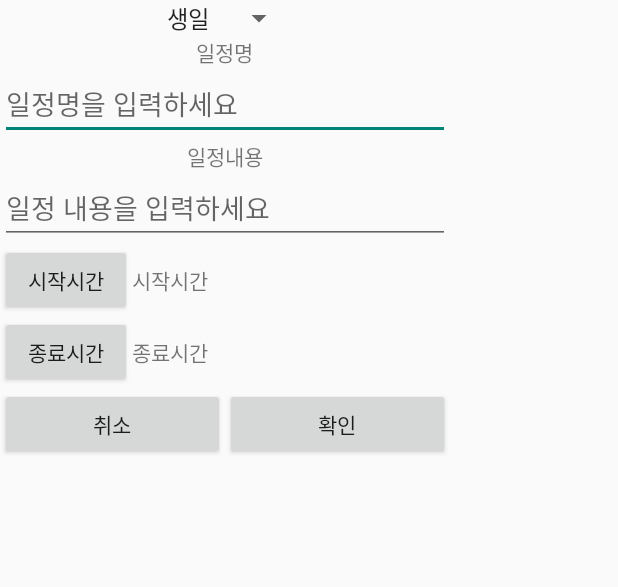
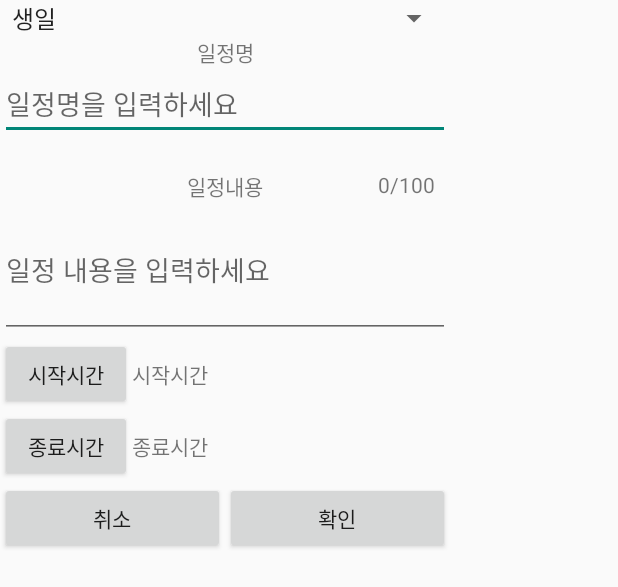
Before and after one commit to NanaYoungg/FamStory, an Android app: the layout calendar_dialog.xml on its own in the app's theme, with its tools: preview values and no code run, on a phone screen of 412 x 824 dp. Shown: the top 587 px of the screen. Run offline under Robolectric (Android 15) with nearby library versions, the phone set to English and light mode, and no system bars.

Commit message:
다이얼로그 인터페이스 수정 버튼 중복 오류 제거

```diff
--- a/app/src/main/res/layout/calendar_dialog.xml
+++ b/app/src/main/res/layout/calendar_dialog.xml
@@ -1,34 +1,61 @@
 <?xml version="1.0" encoding="utf-8"?>
 <LinearLayout xmlns:android="http://schemas.android.com/apk/res/android"
-    android:layout_width="300dp"
-    xmlns:tools="http://schemas.android.com/tools"
+    android:layout_width="wrap_content"
     android:orientation="vertical"
-    android:gravity="center"
     android:layout_height="wrap_content">
 
+
     <Spinner
-        android:layout_width="wrap_content"
+        android:id="@+id/spinner"
+        android:layout_width="300dp"
         android:layout_height="wrap_content"
         android:entries="@array/arr"/>
+
     <TextView
-        android:layout_width="wrap_content"
+        android:layout_width="72dp"
         android:layout_height="wrap_content"
-        android:text="일정명"/>
+        android:layout_gravity="center"
+        android:gravity="center"
+        android:text="일정명" />
+
     <EditText
         android:id="@+id/view_more_title_et"
         android:hint="일정명을 입력하세요"
+        android:layout_marginBottom="20dp"
         android:layout_width="match_parent"
         android:layout_height="wrap_content"/>
-    <TextView
-        android:layout_width="wrap_content"
+    <RelativeLayout
+        android:layout_width="match_parent"
         android:layout_height="wrap_content"
-        android:text="일정내용"/>
+        >
+
+        <TextView
+            android:layout_width="wrap_content"
+            android:layout_height="wrap_content"
+            android:layout_alignParentTop="true"
+            android:layout_centerHorizontal="true"
+
+            android:text="일정내용"/>
+        <TextView
+            android:id="@+id/description_set_text"
+            android:layout_width="wrap_content"
+            android:layout_height="wrap_content"
+            android:layout_alignParentEnd="true"
+            android:layout_marginRight="10dp"
+            android:gravity="bottom"
+            android:text="0/100"/>
+    </RelativeLayout>
 
     <EditText
         android:id="@+id/view_more_description_et"
         android:hint="일정 내용을 입력하세요"
+        android:maxLength="100"
+        android:inputType="textMultiLine"
+        android:lines="3"
         android:layout_width="match_parent"
         android:layout_height="wrap_content"/>
+
+
     <LinearLayout
         android:layout_width="match_parent"
         android:layout_height="wrap_content"
@@ -66,20 +93,15 @@
         android:visibility="gone"
         android:id="@+id/time_picker"
         android:layout_width="wrap_content"
-        android:layout_height="wrap_content"
+        android:layout_height="150dp"
         android:timePickerMode="spinner"/>
     <Button
-        android:id="@+id/time_picker_submit_start_btn"
+        android:id="@+id/time_picker_submit_btn"
         android:visibility="gone"
         android:text="적용"
         android:layout_width="wrap_content"
         android:layout_height="wrap_content"/>
-    <Button
-        android:id="@+id/time_picker_submit_end_btn"
-        android:visibility="gone"
-        android:text="적용"
-        android:layout_width="wrap_content"
-        android:layout_height="wrap_content"/>
+
     <LinearLayout
         android:layout_width="match_parent"
         android:layout_height="wrap_content"
```
